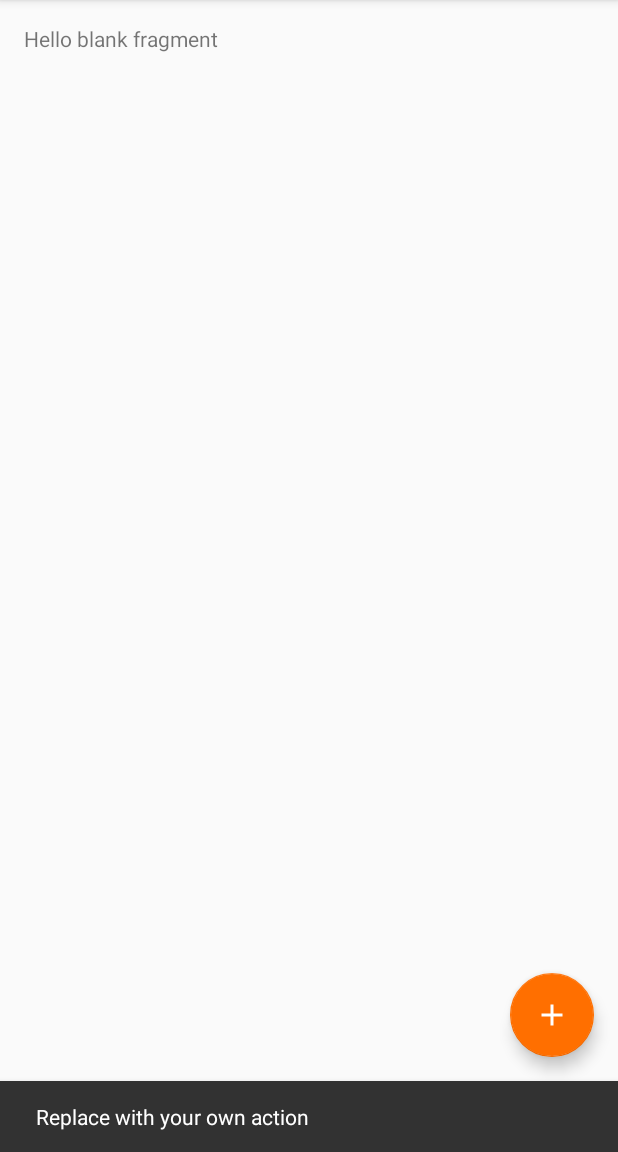
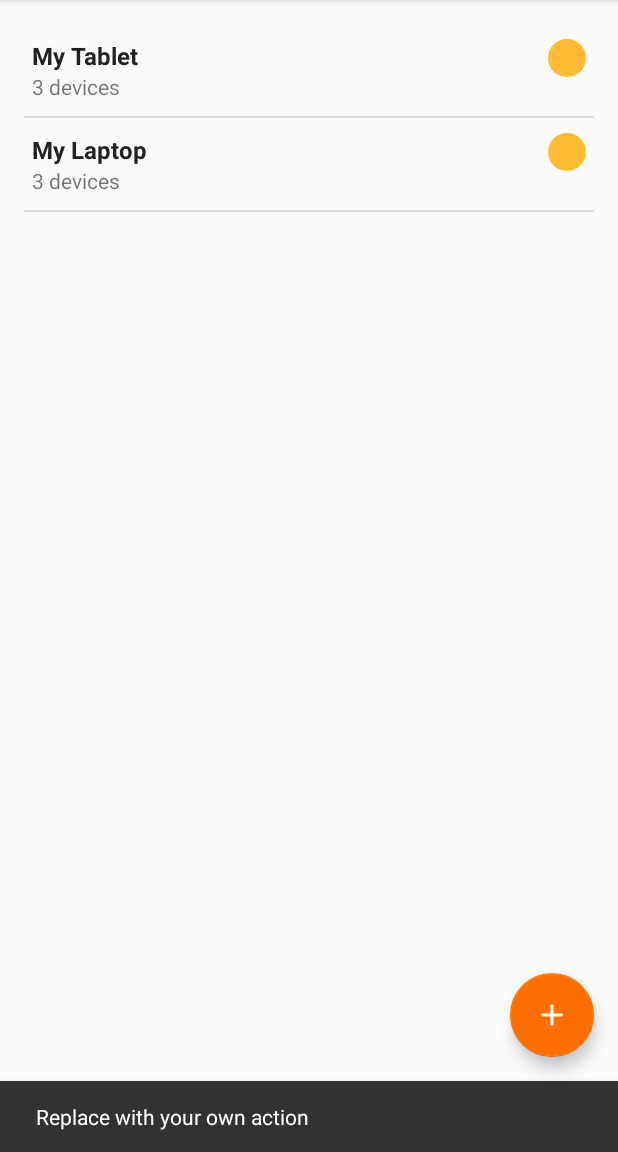
Before and after one commit to ChanakaR/BTDeviceChain, an Android app: the screen it shows after launch (MainActivity), after a tap on an icon or button, on a phone screen of 412 x 824 dp, the part 84-1236 px from its top. Run offline under Robolectric (Android 15) with nearby library versions, the phone set to English and light mode, and no system bars.

Commit message:
added recycler view for home fragment

```diff
--- a/app/src/main/java/com/wbn/uom/btdevicechain/model/Chain.java
+++ b/app/src/main/java/com/wbn/uom/btdevicechain/model/Chain.java
@@ -1,4 +1,6 @@
 package com.wbn.uom.btdevicechain.model;
+
+import java.util.List;
 
 /**
  * Created by chanaka on 4/16/17.
@@ -7,6 +9,11 @@ package com.wbn.uom.btdevicechain.model;
 public class Chain {
     private String name;
     private String state;
+    private List<Device> deviceList;
+
+    public Chain(String name){
+        this.name = name;
+    }
 
     public void setName(String name) {
         this.name = name;
@@ -23,4 +30,8 @@ public class Chain {
     public String getState() {
         return state;
     }
+
+    public int getDeviceCount(){
+        return 3;
+    }
 }
--- /dev/null
+++ b/app/src/main/java/com/wbn/uom/btdevicechain/model/Device.java
@@ -0,0 +1,17 @@
+package com.wbn.uom.btdevicechain.model;
+
+/**
+ * Created by chanaka on 4/19/17.
+ */
+
+public class Device {
+    private String name;
+
+    public String getName() {
+        return name;
+    }
+
+    public void setName(String name) {
+        this.name = name;
+    }
+}
--- a/app/src/main/java/com/wbn/uom/btdevicechain/view/HomeScreenFragment.java
+++ b/app/src/main/java/com/wbn/uom/btdevicechain/view/HomeScreenFragment.java
@@ -1,22 +1,82 @@
 package com.wbn.uom.btdevicechain.view;
 
 import android.content.Context;
+import android.graphics.Movie;
 import android.net.Uri;
 import android.os.Bundle;
 import android.support.v4.app.Fragment;
+import android.support.v7.widget.DefaultItemAnimator;
+import android.support.v7.widget.DividerItemDecoration;
+import android.support.v7.widget.LinearLayoutManager;
+import android.support.v7.widget.RecyclerView;
 import android.view.LayoutInflater;
 import android.view.View;
 import android.view.ViewGroup;
+import android.widget.Toast;
 
 import com.wbn.uom.btdevicechain.R;
+import com.wbn.uom.btdevicechain.model.Chain;
+
+import java.util.ArrayList;
+import java.util.List;
 
 public class HomeScreenFragment extends Fragment {
+
+    private List<Chain> chainList = new ArrayList<>();
+    private RecyclerView recyclerView;
+    private NetworkListAdapter networkListAdapter;
+
+    @Override
+    public void onCreate(Bundle savedInstanceState) {
+        super.onCreate(savedInstanceState);
+
+        // Initialize dataset, this data would usually come from a local content provider or
+        // remote server.
+        prepareDummyData();
+    }
 
     @Override
     public View onCreateView(LayoutInflater inflater, ViewGroup container,
                              Bundle savedInstanceState) {
+
+        View view = inflater.inflate(R.layout.fragment_home_screen, container, false);
+
+        recyclerView = (RecyclerView) view.findViewById(R.id.network_list_recycler_view);
+
+        networkListAdapter = new NetworkListAdapter(chainList);
+        RecyclerView.LayoutManager mLayoutManager = new LinearLayoutManager(getActivity());
+
+        recyclerView.setLayoutManager(mLayoutManager);
+
+        recyclerView.setItemAnimator(new DefaultItemAnimator());
+        recyclerView.addItemDecoration(new RecyclerViewItemDecorator(this.getContext(), LinearLayoutManager.VERTICAL));
+        recyclerView.setAdapter(networkListAdapter);
+
+        recyclerView.addOnItemTouchListener(new RecyclerViewTouchListener(getActivity().getApplicationContext(),
+                recyclerView, new RecyclerViewClickListener() {
+            @Override
+            public void onClick(View view, int position) {
+                Chain chain = chainList.get(position);
+                Toast.makeText(getActivity().getApplicationContext(), chain.getName() + " is selected!", Toast.LENGTH_SHORT).show();
+            }
+
+            @Override
+            public void onLongClick(View view, int position) {
+                Toast.makeText(getActivity().getApplicationContext(), "hah haa long click!", Toast.LENGTH_SHORT).show();
+            }
+        }));
+
+
         // Inflate the layout for this fragment
-        return inflater.inflate(R.layout.fragment_home_screen, container, false);
+        return view;
     }
 
+    private void prepareDummyData(){
+        Chain chain = new Chain("My Tablet");
+        chainList.add(chain);
+
+        chain = new Chain("My Laptop");
+        chainList.add(chain);
+
+    }
 }
--- /dev/null
+++ b/app/src/main/java/com/wbn/uom/btdevicechain/view/NetworkListAdapter.java
@@ -0,0 +1,63 @@
+package com.wbn.uom.btdevicechain.view;
+
+import android.support.v7.widget.RecyclerView;
+import android.view.LayoutInflater;
+import android.view.View;
+import android.view.ViewGroup;
+import android.widget.TextView;
+
+import com.wbn.uom.btdevicechain.R;
+import com.wbn.uom.btdevicechain.model.Chain;
+
+import java.util.List;
+
+/**
+ * Created by chanaka on 4/19/17.
+ */
+
+public class NetworkListAdapter extends RecyclerView.Adapter<NetworkListAdapter.NetworkListViewHolder> {
+
+    private List<Chain> chainList;
+
+    public class NetworkListViewHolder extends RecyclerView.ViewHolder{
+        public TextView network_name, device_count;
+        public NetworkListViewHolder(View itemView) {
+            super(itemView);
+            network_name = (TextView)itemView.findViewById(R.id.network_name_home);
+            device_count = (TextView)itemView.findViewById(R.id.device_count_home);
+        }
+    }
+
+    public NetworkListAdapter(List<Chain> chainList){
+        this.chainList = chainList;
+    }
+
+    @Override
+    public NetworkListViewHolder onCreateViewHolder(ViewGroup parent, int viewType) {
+        View itemView = LayoutInflater.from(parent.getContext())
+                .inflate(R.layout.network_list_row,parent,false);
+        return new NetworkListViewHolder(itemView);
+    }
+
+    @Override
+    public void onBindViewHolder(NetworkListViewHolder holder, int position) {
+        Chain chain = chainList.get(position);
+        holder.network_name.setText(chain.getName());
+
+        int d_count = chain.getDeviceCount();
+        String count_label = "0 devices";
+        if(d_count == 1){
+            count_label = "1 device";
+        }
+        else if(d_count > 1){
+            count_label = d_count + " devices";
+        }
+        holder.device_count.setText(count_label);
+    }
+
+    @Override
+    public int getItemCount() {
+        return this.chainList.size();
+    }
+
+}
--- /dev/null
+++ b/app/src/main/java/com/wbn/uom/btdevicechain/view/RecyclerViewClickListener.java
@@ -0,0 +1,12 @@
+package com.wbn.uom.btdevicechain.view;
+
+import android.view.View;
+
+/**
+ * Created by chanaka on 4/19/17.
+ */
+
+public interface RecyclerViewClickListener {
+    void onClick(View view, int position);
+    void onLongClick(View view, int position);
+}
--- /dev/null
+++ b/app/src/main/java/com/wbn/uom/btdevicechain/view/RecyclerViewItemDecorator.java
@@ -0,0 +1,92 @@
+package com.wbn.uom.btdevicechain.view;
+
+import android.content.Context;
+import android.content.res.TypedArray;
+import android.graphics.Canvas;
+import android.graphics.Rect;
+import android.graphics.drawable.Drawable;
+import android.support.v7.widget.LinearLayoutManager;
+import android.support.v7.widget.RecyclerView;
+import android.view.View;
+
+/**
+ * Created by chanaka on 4/19/17.
+ */
+
+public class RecyclerViewItemDecorator extends RecyclerView.ItemDecoration {
+    private static final int[] ATTRS = new int[]{
+            android.R.attr.listDivider
+    };
+
+    public static final int HORIZONTAL_LIST = LinearLayoutManager.HORIZONTAL;
+
+    public static final int VERTICAL_LIST = LinearLayoutManager.VERTICAL;
+
+    private Drawable mDivider;
+
+    private int mOrientation;
+
+    public RecyclerViewItemDecorator(Context context, int orientation) {
+        final TypedArray a = context.obtainStyledAttributes(ATTRS);
+        mDivider = a.getDrawable(0);
+        a.recycle();
+        setOrientation(orientation);
+    }
+
+    public void setOrientation(int orientation) {
+        if (orientation != HORIZONTAL_LIST && orientation != VERTICAL_LIST) {
+            throw new IllegalArgumentException("invalid orientation");
+        }
+        mOrientation = orientation;
+    }
+
+    @Override
+    public void onDrawOver(Canvas c, RecyclerView parent, RecyclerView.State state) {
+        if (mOrientation == VERTICAL_LIST) {
+            drawVertical(c, parent);
+        } else {
+            drawHorizontal(c, parent);
+        }
+    }
+
+    public void drawVertical(Canvas c, RecyclerView parent) {
+        final int left = parent.getPaddingLeft();
+        final int right = parent.getWidth() - parent.getPaddingRight();
+
+        final int childCount = parent.getChildCount();
+        for (int i = 0; i < childCount; i++) {
+            final View child = parent.getChildAt(i);
+            final RecyclerView.LayoutParams params = (RecyclerView.LayoutParams) child
+                    .getLayoutParams();
+            final int top = child.getBottom() + params.bottomMargin;
+            final int bottom = top + mDivider.getIntrinsicHeight();
+            mDivider.setBounds(left, top, right, bottom);
+            mDivider.draw(c);
+        }
+    }
+
+    public void drawHorizontal(Canvas c, RecyclerView parent) {
+        final int top = parent.getPaddingTop();
+        final int bottom = parent.getHeight() - parent.getPaddingBottom();
+
+        final int childCount = parent.getChildCount();
+        for (int i = 0; i < childCount; i++) {
+            final View child = parent.getChildAt(i);
+            final RecyclerView.LayoutParams params = (RecyclerView.LayoutParams) child
+                    .getLayoutParams();
+            final int left = child.getRight() + params.rightMargin;
+            final int right = left + mDivider.getIntrinsicHeight();
+            mDivider.setBounds(left, top, right, bottom);
+            mDivider.draw(c);
+        }
+    }
+
+    @Override
+    public void getItemOffsets(Rect outRect, View view, RecyclerView parent, RecyclerView.State state) {
+        if (mOrientation == VERTICAL_LIST) {
+            outRect.set(0, 0, 0, mDivider.getIntrinsicHeight());
+        } else {
+            outRect.set(0, 0, mDivider.getIntrinsicWidth(), 0);
+        }
+    }
+}
--- /dev/null
+++ b/app/src/main/java/com/wbn/uom/btdevicechain/view/RecyclerViewTouchListener.java
@@ -0,0 +1,55 @@
+package com.wbn.uom.btdevicechain.view;
+
+import android.content.Context;
+import android.support.v7.widget.RecyclerView;
+import android.view.GestureDetector;
+import android.view.MotionEvent;
+import android.view.View;
+
+/**
+ * Created by chanaka on 4/19/17.
+ */
+
+public class RecyclerViewTouchListener implements RecyclerView.OnItemTouchListener {
+
+    private GestureDetector gestureDetector;
+    private RecyclerViewClickListener clickListener;
+
+    public RecyclerViewTouchListener(Context context, final RecyclerView recyclerView,
+                                     final RecyclerViewClickListener clickListener) {
+        this.clickListener = clickListener;
+        gestureDetector = new GestureDetector(context, new GestureDetector.SimpleOnGestureListener() {
+            @Override
+            public boolean onSingleTapUp(MotionEvent e) {
+                return true;
+            }
+
+            @Override
+            public void onLongPress(MotionEvent e) {
+                View child = recyclerView.findChildViewUnder(e.getX(), e.getY());
+                if (child != null && clickListener != null) {
+                    clickListener.onLongClick(child, recyclerView.getChildPosition(child));
+                }
+            }
+        });
+    }
+
+    @Override
+    public boolean onInterceptTouchEvent(RecyclerView rv, MotionEvent e) {
+        View child = rv.findChildViewUnder(e.getX(), e.getY());
+        if (child != null && clickListener != null && gestureDetector.onTouchEvent(e)) {
+            clickListener.onClick(child, rv.getChildPosition(child));
+        }
+        return false;
+    }
+
+    @Override
+    public void onTouchEvent(RecyclerView rv, MotionEvent e) {
+
+    }
+
+    @Override
+    public void onRequestDisallowInterceptTouchEvent(boolean disallowIntercept) {
+
+    }
+}
--- /dev/null
+++ b/app/src/main/res/drawable/circle_indicator.xml
@@ -0,0 +1,6 @@
+<?xml version="1.0" encoding="utf-8"?>
+<shape xmlns:android="http://schemas.android.com/apk/res/android"
+    android:shape="oval">
+    <solid
+        android:color="@android:color/holo_orange_light"/>
+</shape>
--- a/app/src/main/res/layout/fragment_home_screen.xml
+++ b/app/src/main/res/layout/fragment_home_screen.xml
@@ -5,9 +5,14 @@
     tools:context=".view.HomeScreenFragment">
 
     <!-- TODO: Update blank fragment layout -->
-    <TextView
+    <android.support.v7.widget.RecyclerView
+        android:id="@+id/network_list_recycler_view"
         android:layout_width="match_parent"
         android:layout_height="match_parent"
-        android:text="@string/hello_blank_fragment" />
+        android:layout_below="@+id/mycard"
+        android:layout_alignParentTop="true"
+        android:layout_alignParentStart="true"
+        android:layout_alignParentLeft="true"
+        android:scrollbars="vertical" />
 
 </FrameLayout>
--- /dev/null
+++ b/app/src/main/res/layout/network_list_row.xml
@@ -0,0 +1,35 @@
+<?xml version="1.0" encoding="utf-8"?>
+<RelativeLayout xmlns:android="http://schemas.android.com/apk/res/android"
+    android:layout_width="match_parent"
+    android:layout_height="wrap_content"
+    android:focusable="true"
+    android:paddingLeft="5dp"
+    android:paddingRight="5dp"
+    android:paddingTop="10dp"
+    android:paddingBottom="10dp"
+    android:clickable="true"
+    android:background="?android:attr/selectableItemBackground">
+
+    <TextView
+        android:id="@+id/network_name_home"
+        android:textColor="@color/title"
+        android:textSize="16sp"
+        android:textStyle="bold"
+        android:layout_alignParentTop="true"
+        android:layout_width="match_parent"
+        android:layout_height="wrap_content" />
+
+    <TextView
+        android:id="@+id/device_count_home"
+        android:layout_below="@id/network_name_home"
+        android:layout_width="match_parent"
+        android:layout_height="wrap_content"
+        />
+
+
+    <View android:layout_width="25dp"
+        android:layout_height="25dp"
+        android:background="@drawable/circle_indicator"
+        android:layout_alignParentRight="true"/>
+
+</RelativeLayout>
--- a/app/src/main/res/values/colors.xml
+++ b/app/src/main/res/values/colors.xml
@@ -4,4 +4,6 @@
     <color name="colorPrimaryDark">#004D40</color>
     <color name="colorAccent">#FF6F00</color>
     <color name="floatingBtn">#FF6F00</color>
+    <color name="sub_description">#999999</color>
+    <color name="title">#222222</color>
 </resources>
```
